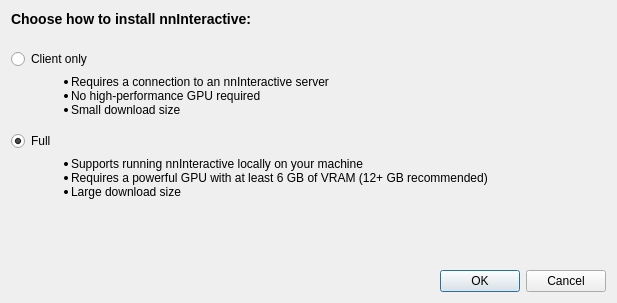
Qt form Modules/PythonSegmentationUI/src/QmitknnInteractiveInstallModeDialog.ui (MITK/MITK) before a commit.
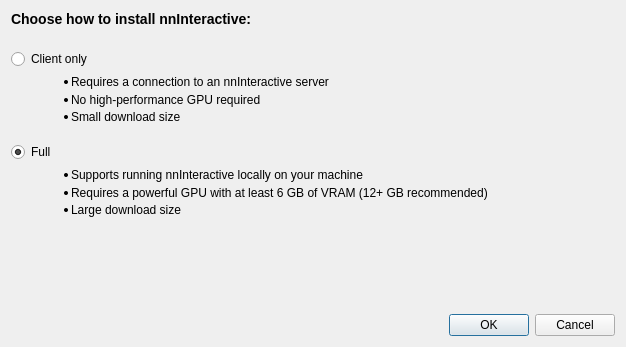
The same form after that commit.

Commit message: Increase line height in lists

Diff of the .ui file:
```diff
--- a/Modules/PythonSegmentationUI/src/QmitknnInteractiveInstallModeDialog.ui
+++ b/Modules/PythonSegmentationUI/src/QmitknnInteractiveInstallModeDialog.ui
@@ -6,8 +6,8 @@
    <rect>
     <x>0</x>
     <y>0</y>
-    <width>617</width>
-    <height>303</height>
+    <width>626</width>
+    <height>347</height>
    </rect>
   </property>
   <property name="windowTitle">
@@ -61,7 +61,7 @@
       </font>
      </property>
      <property name="text">
-      <string>&lt;html&gt;&lt;head/&gt;&lt;body&gt;&lt;ul style=&quot;margin-top: 0px; margin-bottom: 0px; margin-left: 0px; margin-right: 0px; -qt-list-indent: 1;&quot;&gt;&lt;li style=&quot; margin-top:12px; margin-bottom:0px; margin-left:0px; margin-right:0px; -qt-block-indent:0; text-indent:0px;&quot;&gt;Requires a connection to an nnInteractive server&lt;/li&gt;&lt;li style=&quot; margin-top:0px; margin-bottom:0px; margin-left:0px; margin-right:0px; -qt-block-indent:0; text-indent:0px;&quot;&gt;No high-performance GPU required&lt;/li&gt;&lt;li style=&quot; margin-top:0px; margin-bottom:12px; margin-left:0px; margin-right:0px; -qt-block-indent:0; text-indent:0px;&quot;&gt;Small download size&lt;/li&gt;&lt;/ul&gt;&lt;/body&gt;&lt;/html&gt;</string>
+      <string>&lt;html&gt;&lt;head/&gt;&lt;body&gt;&lt;ul style=&quot;margin-top: 0px; margin-bottom: 0px; margin-left: 0px; margin-right: 0px; -qt-list-indent: 1;&quot;&gt;&lt;li style=&quot; margin-top:12px; margin-bottom:0px; margin-left:0px; margin-right:0px; -qt-block-indent:0; text-indent:0px; line-height:125%;&quot;&gt;Requires a connection to an nnInteractive server &lt;/li&gt;&lt;li style=&quot; margin-top:0px; margin-bottom:0px; margin-left:0px; margin-right:0px; -qt-block-indent:0; text-indent:0px; line-height:125%;&quot;&gt;No high-performance GPU required &lt;/li&gt;&lt;li style=&quot; margin-top:0px; margin-bottom:12px; margin-left:0px; margin-right:0px; -qt-block-indent:0; text-indent:0px; line-height:125%;&quot;&gt;Small download size&lt;/li&gt;&lt;/ul&gt;&lt;/body&gt;&lt;/html&gt;</string>
      </property>
      <property name="textFormat">
       <enum>Qt::TextFormat::RichText</enum>
@@ -108,7 +108,7 @@
       </font>
      </property>
      <property name="text">
-      <string>&lt;html&gt;&lt;head/&gt;&lt;body&gt;&lt;ul style=&quot;margin-top: 0px; margin-bottom: 0px; margin-left: 0px; margin-right: 0px; -qt-list-indent: 1;&quot;&gt;&lt;li style=&quot; margin-top:12px; margin-bottom:0px; margin-left:0px; margin-right:0px; -qt-block-indent:0; text-indent:0px;&quot;&gt;Supports running nnInteractive locally on your machine&lt;/li&gt;&lt;li style=&quot; margin-top:0px; margin-bottom:0px; margin-left:0px; margin-right:0px; -qt-block-indent:0; text-indent:0px;&quot;&gt;Requires a powerful GPU with at least 6 GB of VRAM (12+ GB recommended)&lt;/li&gt;&lt;li style=&quot; margin-top:0px; margin-bottom:12px; margin-left:0px; margin-right:0px; -qt-block-indent:0; text-indent:0px;&quot;&gt;Large download size&lt;/li&gt;&lt;/ul&gt;&lt;/body&gt;&lt;/html&gt;</string>
+      <string>&lt;html&gt;&lt;head/&gt;&lt;body&gt;&lt;ul style=&quot;margin-top: 0px; margin-bottom: 0px; margin-left: 0px; margin-right: 0px; -qt-list-indent: 1;&quot;&gt;&lt;li style=&quot; margin-top:12px; margin-bottom:0px; margin-left:0px; margin-right:0px; -qt-block-indent:0; text-indent:0px; line-height:125%;&quot;&gt;Supports running nnInteractive locally on your machine&lt;/li&gt;&lt;li style=&quot; margin-top:0px; margin-bottom:0px; margin-left:0px; margin-right:0px; -qt-block-indent:0; text-indent:0px; line-height:125%;&quot;&gt;Requires a powerful GPU with at least 6 GB of VRAM (12+ GB recommended)&lt;/li&gt;&lt;li style=&quot; margin-top:0px; margin-bottom:12px; margin-left:0px; margin-right:0px; -qt-block-indent:0; text-indent:0px; line-height:125%;&quot;&gt;Large download size&lt;/li&gt;&lt;/ul&gt;&lt;/body&gt;&lt;/html&gt;</string>
      </property>
      <property name="textFormat">
       <enum>Qt::TextFormat::RichText</enum>
```
